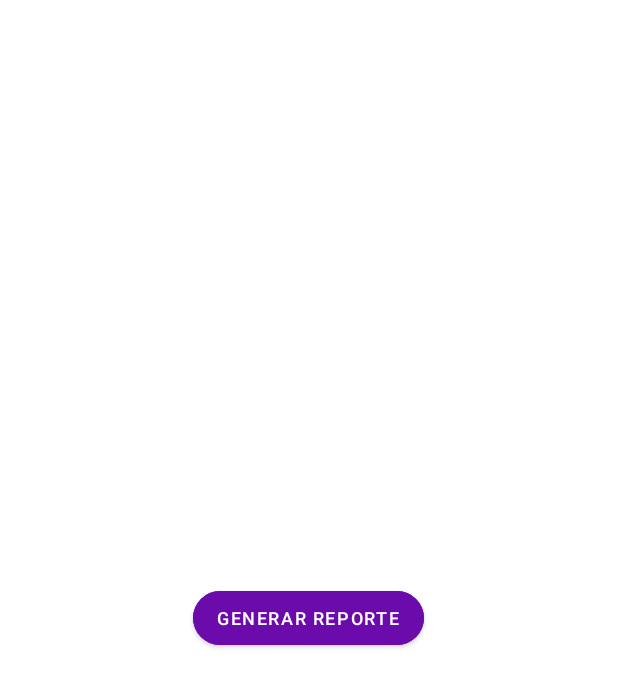
After one commit to VISOSO2403/Estetica-Canina, an Android app: the layout activity_reporte.xml on its own in the app's theme, with its tools: preview values and no code run, on a phone screen of 412 x 824 dp. The commit adds this screen. Shown: the top 687 px of the screen. Run offline under Robolectric (Android 15) with nearby library versions, the phone set to English and light mode, and no system bars.

Commit message:
avance del reporte, solo maqueta

```diff
--- /dev/null
+++ b/app/lib/src/main/AndroidManifest.xml
@@ -0,0 +1,4 @@
+<?xml version="1.0" encoding="utf-8"?>
+<manifest xmlns:android="http://schemas.android.com/apk/res/android">
+
+</manifest>
--- /dev/null
+++ b/app/src/main/res/layout/activity_reporte.xml
@@ -0,0 +1,22 @@
+<?xml version="1.0" encoding="utf-8"?>
+<RelativeLayout xmlns:android="http://schemas.android.com/apk/res/android"
+    xmlns:app="http://schemas.android.com/apk/res-auto"
+    xmlns:tools="http://schemas.android.com/tools"
+    android:layout_width="match_parent"
+    android:layout_height="match_parent"
+    tools:context=".ReporteActivity">
+
+    <Button
+        android:id="@+id/btnreporte"
+        android:layout_width="wrap_content"
+        android:layout_height="wrap_content"
+        android:layout_centerInParent="true"
+        android:layout_marginHorizontal="15dp"
+        android:layout_weight="5"
+        android:backgroundTint="@color/morado"
+        android:text="Generar Reporte"
+        android:textColor="#FFFFFF"
+        android:textSize="12dp"
+        app:cornerRadius="24dp" />
+
+</RelativeLayout>
--- a/settings.gradle
+++ b/settings.gradle
@@ -14,3 +14,4 @@ dependencyResolutionManagement {
 }
 rootProject.name = "Estetica Canina"
 include ':app'
+include ':app:lib'
```
Also changed, not shown: app/lib/build.gradle (added, +36 -0 lines), app/src/main/AndroidManifest.xml (+10 -0 lines), app/src/main/java/com/example/esteticacanina/CalenderFragment.java (+20 -5 lines), app/src/main/java/com/example/esteticacanina/ReporteActivity.java (added, +196 -0 lines), 5 other files.
